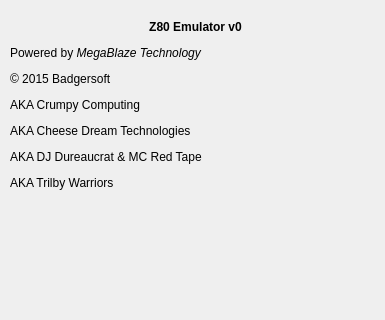
First picture: the form in ui/about_box.ui, repository electrified/cpuqt, before the edit; both pictures show x 0 to 385 and y 0 to 320 of the 385 by 476 pixel window.
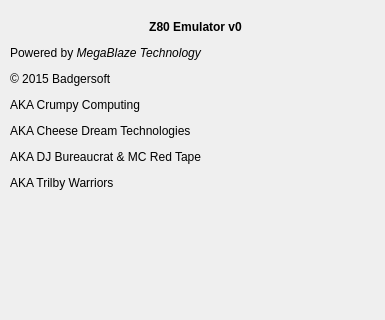
Second picture: the form after the edit. Icons and pictures are not drawn.

Diff of the .ui file:
```diff
--- a/ui/about_box.ui
+++ b/ui/about_box.ui
@@ -73,7 +73,7 @@
     </rect>
    </property>
    <property name="text">
-    <string>&lt;html&gt;&lt;head/&gt;&lt;body&gt;&lt;p align=&quot;center&quot;&gt;&lt;span style=&quot; font-weight:600;&quot;&gt;Z80 Emulator v0&lt;/span&gt;&lt;/p&gt;&lt;p&gt;Powered by &lt;span style=&quot; font-style:italic;&quot;&gt;MegaBlaze Technology&lt;/span&gt;&lt;/p&gt;&lt;p&gt;© 2015 Badgersoft &lt;/p&gt;&lt;p&gt;AKA Crumpy Computing &lt;/p&gt;&lt;p&gt;AKA Cheese Dream Technologies&lt;/p&gt;&lt;p&gt;AKA DJ Dureaucrat &amp;amp; MC Red Tape&lt;/p&gt;&lt;p&gt;AKA Trilby Warriors&lt;/p&gt;&lt;/body&gt;&lt;/html&gt;</string>
+    <string>&lt;html&gt;&lt;head/&gt;&lt;body&gt;&lt;p align=&quot;center&quot;&gt;&lt;span style=&quot; font-weight:600;&quot;&gt;Z80 Emulator v0&lt;/span&gt;&lt;/p&gt;&lt;p&gt;Powered by &lt;span style=&quot; font-style:italic;&quot;&gt;MegaBlaze Technology&lt;/span&gt;&lt;/p&gt;&lt;p&gt;© 2015 Badgersoft &lt;/p&gt;&lt;p&gt;AKA Crumpy Computing &lt;/p&gt;&lt;p&gt;AKA Cheese Dream Technologies&lt;/p&gt;&lt;p&gt;AKA DJ Bureaucrat &amp;amp; MC Red Tape&lt;/p&gt;&lt;p&gt;AKA Trilby Warriors&lt;/p&gt;&lt;/body&gt;&lt;/html&gt;</string>
    </property>
   </widget>
  </widget>
```
